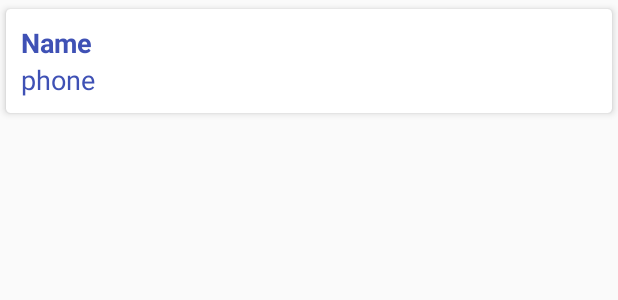
After one commit to ThanhHang29/DemoFragment, an Android app: the layout item_list2.xml on its own in the app's theme, with its tools: preview values and no code run, on a phone screen of 412 x 824 dp. The commit adds this screen. Shown: the top 300 px of the screen. Run offline under Robolectric (Android 15) with nearby library versions, the phone set to English and light mode, and no system bars.

Commit message:
commit 5

```diff
--- a/app/src/main/res/layout/fragment_second.xml
+++ b/app/src/main/res/layout/fragment_second.xml
@@ -3,11 +3,11 @@
     android:orientation="vertical"
     android:layout_width="match_parent"
     android:layout_height="match_parent">
-    <ListView
+    <android.support.v7.widget.RecyclerView
         android:layout_width="match_parent"
-        android:id="@+id/lvList"
+        android:id="@+id/rvList2"
         android:layout_height="match_parent">
 
-    </ListView>
+    </android.support.v7.widget.RecyclerView>
 
 </LinearLayout>
--- /dev/null
+++ b/app/src/main/res/layout/item_list2.xml
@@ -0,0 +1,33 @@
+<?xml version="1.0" encoding="utf-8"?>
+<android.support.v7.widget.CardView xmlns:android="http://schemas.android.com/apk/res/android"
+    xmlns:card_view="http://schemas.android.com/apk/res-auto"
+    android:id="@+id/card_view"
+    card_view:cardCornerRadius="3dp"
+    card_view:cardUseCompatPadding="true"
+    card_view:cardElevation="3dp"
+    android:layout_width="match_parent"
+    android:layout_height="wrap_content">
+    <LinearLayout
+        android:layout_width="match_parent"
+        android:orientation="vertical"
+        android:padding="10dp"
+        android:layout_height="wrap_content">
+        <TextView
+            android:layout_width="wrap_content"
+            android:id="@+id/tvName2"
+            android:text="Name"
+            android:textColor="@color/colorPrimary"
+            android:textStyle="bold"
+            style="?android:attr/textAppearanceMedium"
+            android:layout_height="wrap_content" />
+        <TextView
+            android:layout_width="wrap_content"
+            android:id="@+id/tvPhone2"
+            android:text="phone"
+            android:textColor="@color/colorPrimary"
+            style="?android:attr/textAppearanceMedium"
+            android:layout_height="wrap_content" />
+    </LinearLayout>
+
+
+</android.support.v7.widget.CardView>
```
Also changed, not shown: app/src/main/java/com/ttth/adapter/Fragent2Adapter.java (added, +58 -0 lines), app/src/main/java/com/ttth/adapter/MyAdapter.java (deleted, +0 -55 lines), app/src/main/java/com/ttth/adapter/RVAdapter.java (+4 -10 lines), app/src/main/java/com/ttth/demofragment/Fragment2.java (+13 -0 lines), app/src/main/java/com/ttth/demofragment/MainActivity.java (+14 -2 lines), app/src/main/java/com/ttth/demofragment/MainRvFragment.java (+12 -8 lines).
